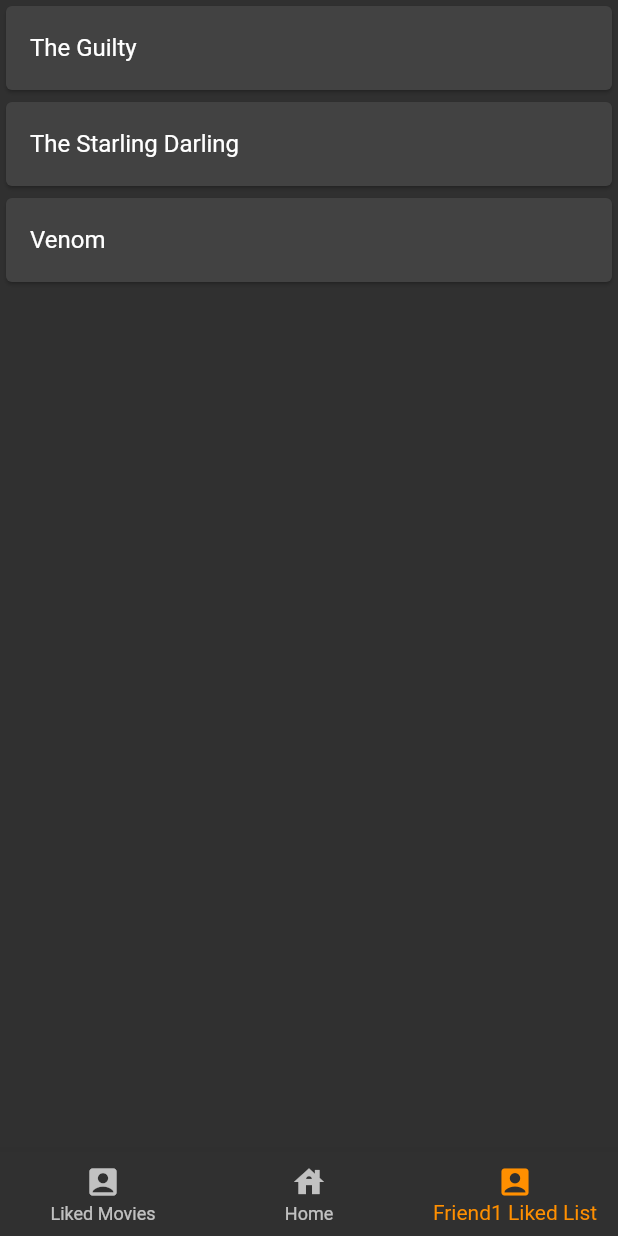
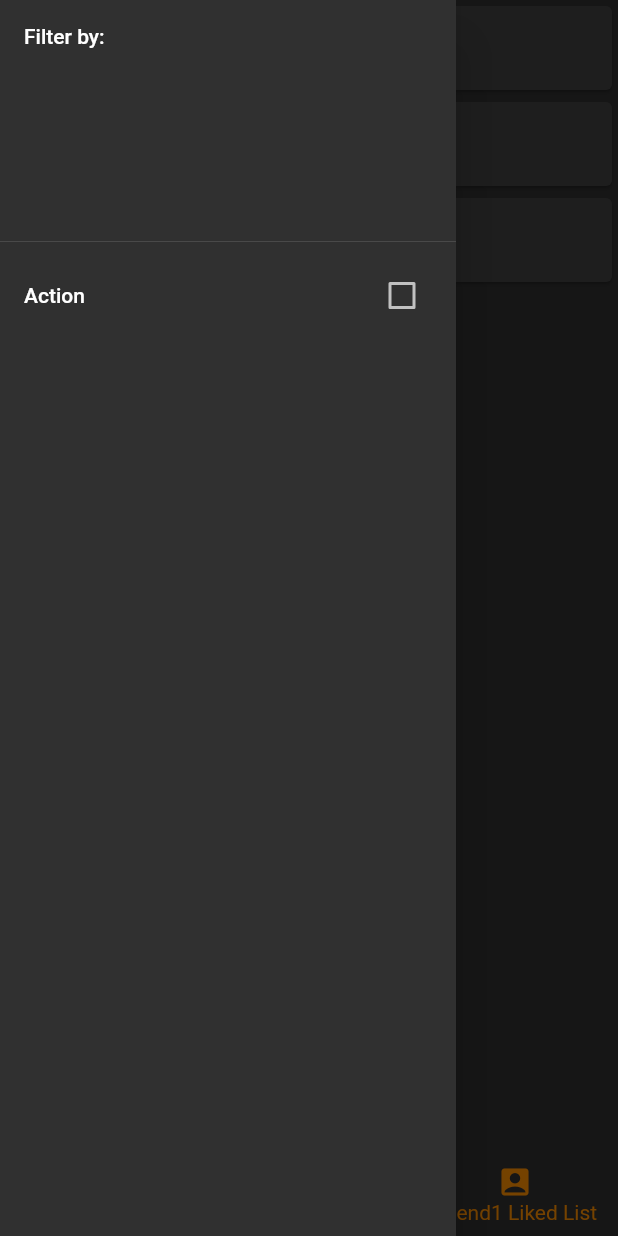
Before and after one commit to BOOKSHayley/Moovi, a Flutter app: the screen it shows after launch, item 3 of the bottom bar chosen, with the side drawer open (before the commit the screen has no drawer), on a phone screen of 412 x 824 dp. Run offline on Flutter 3.47's test engine with Material 2 defaults, Android fonts, the light colour scheme and no system bars; our stand-ins replace flip_card, floor, sqflite; missing offline and left inert: flutter_swipable; accounts and stored records are empty; generated files the repository leaves out were written again; network calls fail.

Commit message:
unfinished filter UI
UNFINISHED FILTER UI :)

```diff
--- a/lib/main.dart
+++ b/lib/main.dart
@@ -28,12 +28,12 @@
   //print("Cleared t");
   //await mvm.addUser("Hayley", "H1");
   // await mvm.addUser("Karley", "K1");
-  //await mvm.addUser("Aliza", "A1");
-  //print("Added users ");
-  //await mvm.addMovie("2001: A Space Odyssey","https://m.media-amazon.com/images/M/MV5BMmNlYzRiNDctZWNhMi00MzI4LThkZTctMTUzMmZkMmFmNThmXkEyXkFqcGdeQXVyNzkwMjQ5NzM@._V1_UX67_CR0,0,67,98_AL_.jpg","G",8.3,"149 min", "Adventure, Sci-Fi",1999, "Hulu", "After discovering a mysterious artifact buried beneath the Lunar surface, mankind sets off on a quest to find its origins with help from intelligent supercomputer H.A.L. 9000.");
-  //await mvm.addMovie("Howl's Moving Castle","https://i.pinimg.com/originals/7e/1a/a0/7e1aa0c598af420ad528a3fd8dabdc1a.jpg","PG",8.2,"119 min", "Animation, Adventure, Family", 1999, "Hulu","When an unconfident young woman is cursed with an old body by a spiteful witch, her only chance of breaking the spell lies with a self-indulgent yet insecure young wizard and his companions in his legged, walking castle.");
-  //await mvm.addMovie("The SpongeBob Movie: Sponge out of Water", "https://m.media-amazon.com/images/I/91dT8udHqNL._SL1500_.jpg", "PG", 10, "Never", "Animation, Family", 1999, "Hulu", "IDK Stupid Spongebob");
-  //print("Added movies");
+  // await mvm.addUser("Aliza", "A1");
+  // print("Added users ");
+  // await mvm.addMovie("2001: A Space Odyssey","https://m.media-amazon.com/images/M/MV5BMmNlYzRiNDctZWNhMi00MzI4LThkZTctMTUzMmZkMmFmNThmXkEyXkFqcGdeQXVyNzkwMjQ5NzM@._V1_UX67_CR0,0,67,98_AL_.jpg","G",8.3,"149 min","Adventure, Sci-Fi", 0000,"Netflix", "After discovering a mysterious artifact buried beneath the Lunar surface, mankind sets off on a quest to find its origins with help from intelligent supercomputer H.A.L. 9000.");
+  // await mvm.addMovie("Howl's Moving Castle","https://i.pinimg.com/originals/7e/1a/a0/7e1aa0c598af420ad528a3fd8dabdc1a.jpg","PG",8.2,"119 min","Animation, Adventure, Family",0000,"Netflix", "When an unconfident young woman is cursed with an old body by a spiteful witch, her only chance of breaking the spell lies with a self-indulgent yet insecure young wizard and his companions in his legged, walking castle.");
+  // await mvm.addMovie("The SpongeBob Movie: Sponge out of Water", "https://m.media-amazon.com/images/I/91dT8udHqNL._SL1500_.jpg", "PG", 10, "Never", "Animation, Family",0000,"Netflix", "IDK Stupid Spongebob");
+  // print("Added movies");
 }
 
 class MyApp extends StatelessWidget{
@@ -84,8 +84,21 @@
   @override
   Widget build(BuildContext context) {
     return Scaffold(
+      drawer:  Drawer(
+        child: ListView(
+          padding: EdgeInsets.zero,
+          children: [
+            DrawerHeader(child: Text("Filter by:")),
+            CheckboxListTile(
+                title: Text("Action"),
+                value: false,
+                onChanged: (bool){})
+          ]
+        )
+      ),
       body: Center(
-        child: _widgetOptions.elementAt(_selectedIndex),
+        child: _widgetOptions.elementAt(_selectedIndex)
+
       ),
       bottomNavigationBar: BottomNavigationBar(
         items: const <BottomNavigationBarItem>[
```
